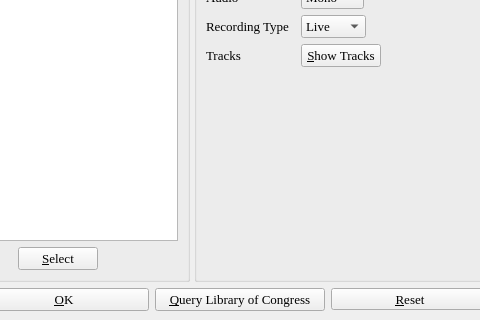
Qt form cdinfo.ui (textbrowser/biblioteq) before a commit; both pictures show x 84 to 564 and y 380 to 700 of the 1000 by 700 pixel window.
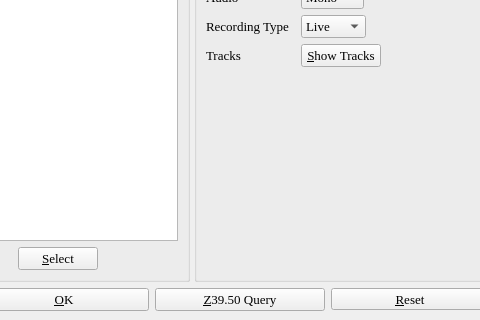
The same form after that commit. Icons and pictures are not drawn. Custom widgets are drawn as their Qt base class.

Patch:
```diff
--- a/cdinfo.ui
+++ b/cdinfo.ui
@@ -1082,7 +1082,7 @@
          </font>
         </property>
         <property name="text" >
-         <string>&amp;Query Library of Congress</string>
+         <string>&amp;Z39.50 Query</string>
         </property>
         <property name="icon" >
          <iconset>
```
